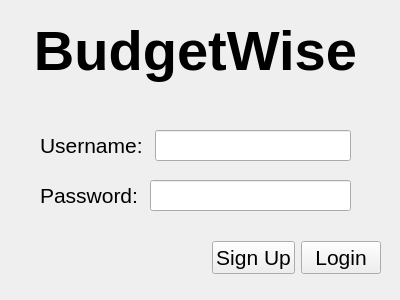
Before: the Qt Designer form LoginWindow.ui in typinghare/budget-wise-cpp-bhcc, drawn with Qt 5.
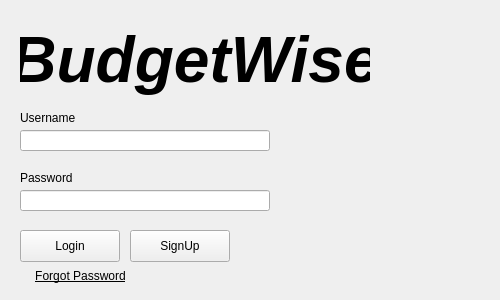
After: the same form once the commit is applied.

What changed in the file:
```diff
--- a/LoginWindow.ui
+++ b/LoginWindow.ui
@@ -6,7 +6,7 @@
    <rect>
     <x>0</x>
     <y>0</y>
-    <width>400</width>
+    <width>500</width>
     <height>300</height>
    </rect>
   </property>
@@ -16,15 +16,16 @@
   <widget class="QLabel" name="titleLabel">
    <property name="geometry">
     <rect>
-     <x>10</x>
-     <y>10</y>
-     <width>371</width>
-     <height>81</height>
+     <x>20</x>
+     <y>20</y>
+     <width>350</width>
+     <height>80</height>
     </rect>
    </property>
    <property name="font">
     <font>
-     <pointsize>42</pointsize>
+     <pointsize>48</pointsize>
+     <italic>true</italic>
      <bold>true</bold>
     </font>
    </property>
@@ -35,122 +36,127 @@
     <set>Qt::AlignCenter</set>
    </property>
   </widget>
-  <widget class="QWidget" name="layoutWidget">
+  <widget class="QLabel" name="usernameLabel">
    <property name="geometry">
     <rect>
-     <x>40</x>
+     <x>20</x>
+     <y>110</y>
+     <width>81</width>
+     <height>16</height>
+    </rect>
+   </property>
+   <property name="text">
+    <string>Username</string>
+   </property>
+  </widget>
+  <widget class="QLabel" name="passwordLabel">
+   <property name="geometry">
+    <rect>
+     <x>20</x>
+     <y>170</y>
+     <width>81</width>
+     <height>16</height>
+    </rect>
+   </property>
+   <property name="text">
+    <string>Password</string>
+   </property>
+  </widget>
+  <widget class="QLineEdit" name="usernameInput">
+   <property name="geometry">
+    <rect>
+     <x>20</x>
      <y>130</y>
-     <width>311</width>
-     <height>31</height>
+     <width>250</width>
+     <height>21</height>
     </rect>
    </property>
-   <layout class="QHBoxLayout" name="horizontalLayout">
-    <item>
-     <widget class="QLabel" name="usernameLabel">
-      <property name="font">
-       <font>
-        <pointsize>16</pointsize>
-       </font>
-      </property>
-      <property name="text">
-       <string>Username: </string>
-      </property>
-     </widget>
-    </item>
-    <item>
-     <widget class="QLineEdit" name="usernameInput">
-      <property name="font">
-       <font>
-        <pointsize>16</pointsize>
-       </font>
-      </property>
-     </widget>
-    </item>
-   </layout>
   </widget>
-  <widget class="QWidget" name="layoutWidget">
+  <widget class="QLineEdit" name="passwordInput">
    <property name="geometry">
     <rect>
-     <x>40</x>
-     <y>180</y>
-     <width>311</width>
-     <height>31</height>
+     <x>20</x>
+     <y>190</y>
+     <width>250</width>
+     <height>21</height>
     </rect>
    </property>
-   <layout class="QHBoxLayout" name="horizontalLayout_2">
-    <item>
-     <widget class="QLabel" name="passwordLabel">
-      <property name="font">
-       <font>
-        <pointsize>16</pointsize>
-       </font>
-      </property>
-      <property name="text">
-       <string>Password: </string>
-      </property>
-     </widget>
-    </item>
-    <item>
-     <widget class="QLineEdit" name="passwordInput">
-      <property name="font">
-       <font>
-        <pointsize>16</pointsize>
-       </font>
-      </property>
-     </widget>
-    </item>
-   </layout>
+   <property name="echoMode">
+    <enum>QLineEdit::Password</enum>
+   </property>
   </widget>
-  <widget class="QWidget" name="layoutWidget">
+  <widget class="QPushButton" name="loginButton">
    <property name="geometry">
     <rect>
-     <x>10</x>
-     <y>240</y>
-     <width>371</width>
-     <height>35</height>
+     <x>20</x>
+     <y>230</y>
+     <width>100</width>
+     <height>32</height>
     </rect>
    </property>
-   <layout class="QHBoxLayout" name="horizontalLayout_3">
-    <item>
-     <spacer name="horizontalSpacer">
-      <property name="orientation">
-       <enum>Qt::Horizontal</enum>
-      </property>
-      <property name="sizeHint" stdset="0">
-       <size>
-        <width>40</width>
-        <height>20</height>
-       </size>
-      </property>
-     </spacer>
-    </item>
-    <item>
-     <widget class="QPushButton" name="signUpButton">
-      <property name="font">
-       <font>
-        <pointsize>16</pointsize>
-       </font>
-      </property>
-      <property name="text">
-       <string>Sign Up</string>
-      </property>
-     </widget>
-    </item>
-    <item>
-     <widget class="QPushButton" name="loginButton">
-      <property name="font">
-       <font>
-        <pointsize>16</pointsize>
-        <strikeout>false</strikeout>
-        <kerning>true</kerning>
-       </font>
-      </property>
-      <property name="text">
-       <string>Login</string>
-      </property>
-     </widget>
-    </item>
-   </layout>
+   <property name="text">
+    <string>Login</string>
+   </property>
+  </widget>
+  <widget class="QPushButton" name="signUpButton">
+   <property name="geometry">
+    <rect>
+     <x>130</x>
+     <y>230</y>
+     <width>100</width>
+     <height>32</height>
+    </rect>
+   </property>
+   <property name="text">
+    <string>SignUp</string>
+   </property>
+  </widget>
+  <widget class="QPushButton" name="forgotPasswordButton">
+   <property name="geometry">
+    <rect>
+     <x>20</x>
+     <y>260</y>
+     <width>121</width>
+     <height>32</height>
+    </rect>
+   </property>
+   <property name="font">
+    <font>
+     <underline>true</underline>
+    </font>
+   </property>
+   <property name="text">
+    <string>Forgot Password</string>
+   </property>
+   <property name="flat">
+    <bool>true</bool>
+   </property>
+  </widget>
+  <widget class="QLabel" name="usernameStatusLabel">
+   <property name="geometry">
+    <rect>
+     <x>90</x>
+     <y>110</y>
+     <width>200</width>
+     <height>16</height>
+    </rect>
+   </property>
+   <property name="text">
+    <string/>
+   </property>
+  </widget>
+  <widget class="QLabel" name="passwordStatusLabel">
+   <property name="geometry">
+    <rect>
+     <x>90</x>
+     <y>170</y>
+     <width>200</width>
+     <height>16</height>
+    </rect>
+   </property>
+   <property name="text">
+    <string/>
+   </property>
   </widget>
  </widget>
  <resources/>
```
